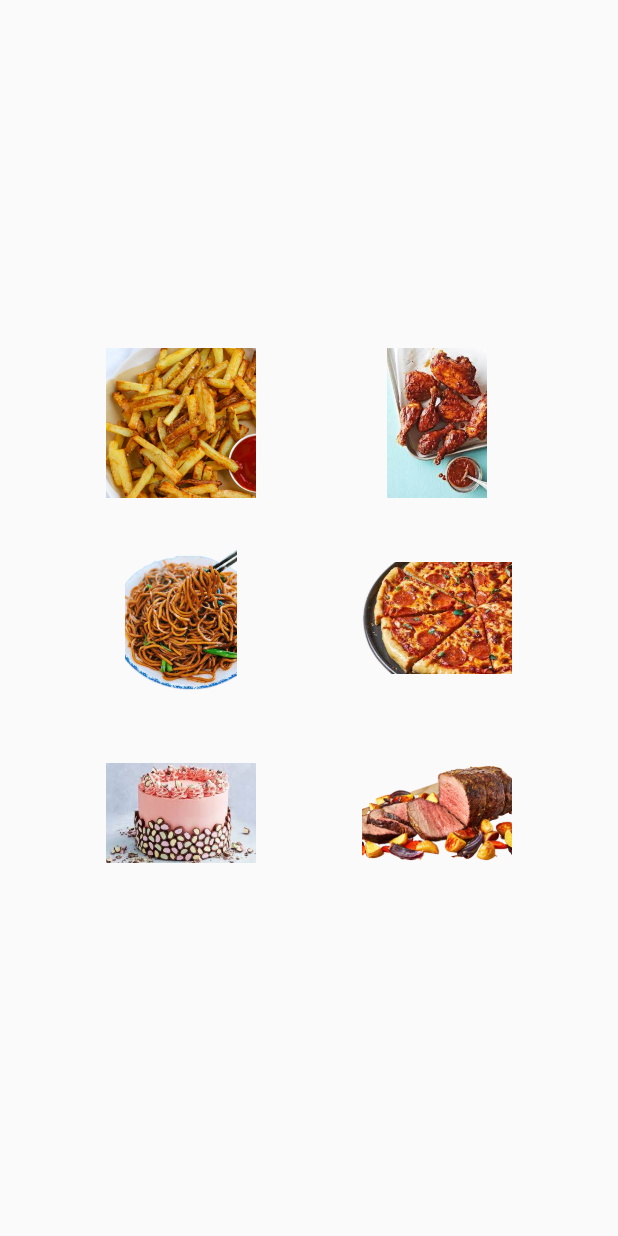
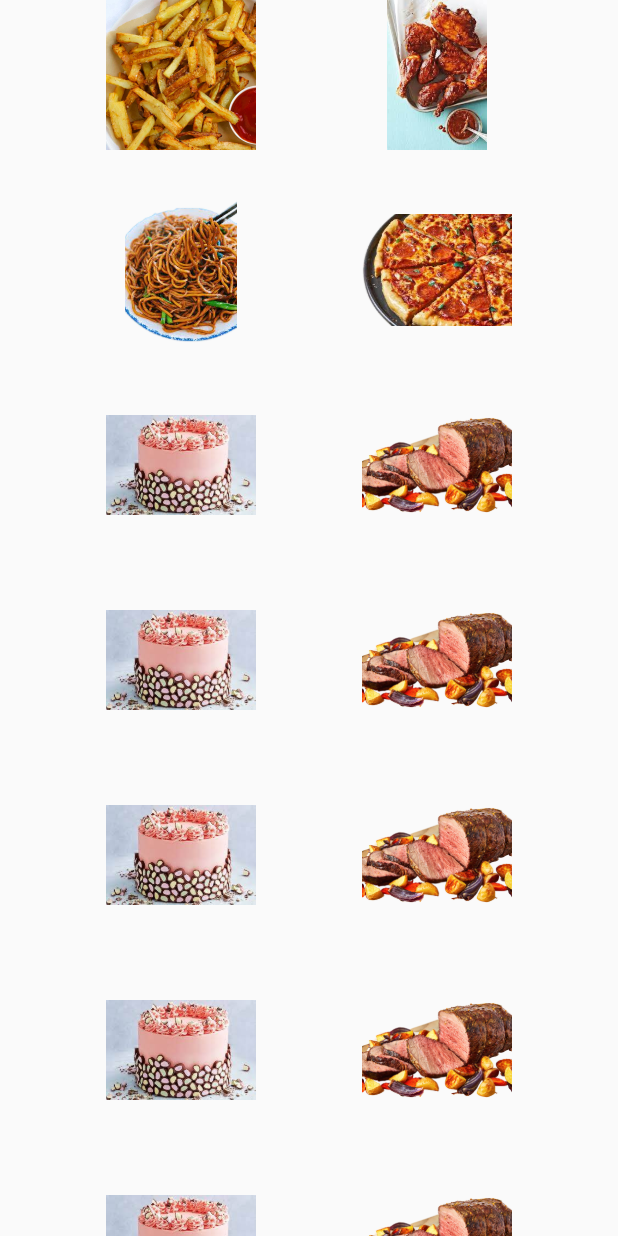
Before and after one commit to shadkasera/receip_app, a Flutter app: the HomeScreen screen opened directly, on a phone screen of 412 x 824 dp. Run offline on Flutter 3.47's test engine with Material 2 defaults, Android fonts, the phone set to English and light mode, and no system bars.

Commit message:
updated homescreen file

```diff
--- a/lib/homescreen.dart
+++ b/lib/homescreen.dart
@@ -7,8 +7,9 @@ class HomeScreen extends StatelessWidget {
   Widget build(BuildContext context) {
     return Scaffold(
       body: Center(
+        child: SingleChildScrollView(
           child: Column(
-          mainAxisAlignment: MainAxisAlignment.center,
+            mainAxisAlignment: MainAxisAlignment.start,
             children: [
               Row(
                 mainAxisAlignment: MainAxisAlignment.spaceEvenly,
@@ -61,7 +62,80 @@ class HomeScreen extends StatelessWidget {
                   ),
                 ],
               ),
+               const SizedBox(
+                height: 30,
+              ),
+              Row(
+                mainAxisAlignment: MainAxisAlignment.spaceEvenly,
+                children: [
+                  Image.asset(
+                    'assets/images/cake.jpeg',
+                    width: 100,
+                    height: 100,
+                  ),
+                  Image.asset(
+                    'assets/images/beef1.png',
+                    width: 100,
+                    height: 100,
+                  ),
                 ],
+              ),
+               const SizedBox(
+                height: 30,
+              ),
+              Row(
+                mainAxisAlignment: MainAxisAlignment.spaceEvenly,
+                children: [
+                  Image.asset(
+                    'assets/images/cake.jpeg',
+                    width: 100,
+                    height: 100,
+                  ),
+                  Image.asset(
+                    'assets/images/beef1.png',
+                    width: 100,
+                    height: 100,
+                  ),
+                ],
+              ),
+               const SizedBox(
+                height: 30,
+              ),
+              Row(
+                mainAxisAlignment: MainAxisAlignment.spaceEvenly,
+                children: [
+                  Image.asset(
+                    'assets/images/cake.jpeg',
+                    width: 100,
+                    height: 100,
+                  ),
+                  Image.asset(
+                    'assets/images/beef1.png',
+                    width: 100,
+                    height: 100,
+                  ),
+                ],
+              ),
+               const SizedBox(
+                height: 30,
+              ),
+              Row(
+                mainAxisAlignment: MainAxisAlignment.spaceEvenly,
+                children: [
+                  Image.asset(
+                    'assets/images/cake.jpeg',
+                    width: 100,
+                    height: 100,
+                  ),
+                  Image.asset(
+                    'assets/images/beef1.png',
+                    width: 100,
+                    height: 100,
+                  ),
+                ],
+              ),
+            ],
+          ),
         ),
       ),
     );
```
Lines whose indentation alone changed are shown as unchanged.
